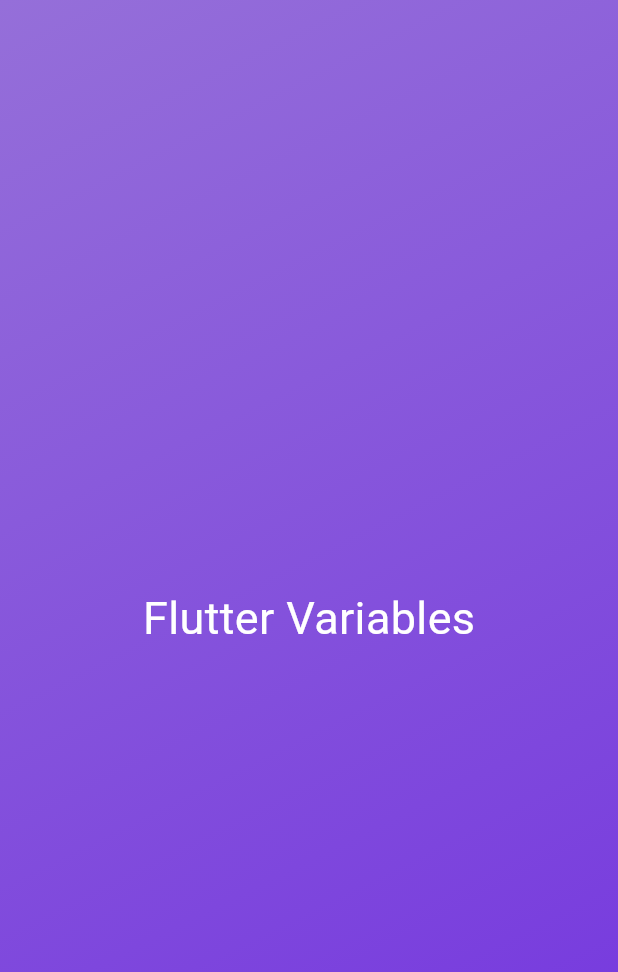
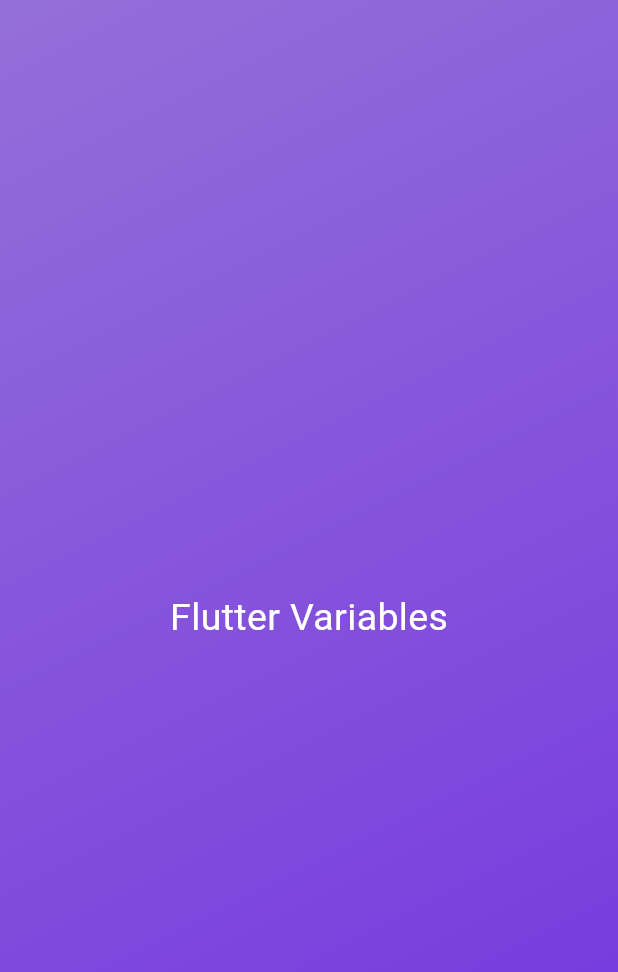
Before and after one commit to lalhming-muana/flutter_variables, a Flutter app: the screen it shows after launch, on a phone screen of 412 x 824 dp. Shown: the top 972 px of the screen. Run offline on Flutter 3.47's test engine with Material 3 defaults, Android fonts, the phone set to English and light mode, and no system bars.

Commit message:
code split into three files

```diff
--- /dev/null
+++ b/lib/gradient_container.dart
@@ -0,0 +1,24 @@
+import 'package:flutter/material.dart';
+import 'package:flutter_variables/styled_text.dart';
+
+class GradientContainer extends StatelessWidget {
+  const GradientContainer({super.key});
+  @override
+  Widget build(BuildContext context) {
+    return Container(
+      decoration: BoxDecoration(
+        gradient: LinearGradient(
+          colors: [
+            const Color.fromARGB(255, 149, 111, 217),
+            const Color.fromARGB(255, 114, 50, 223),
+          ],
+          begin: Alignment.topLeft,
+          end: Alignment.bottomRight,
+        ),
+      ),
+      child: Center(
+        child: StyledText(),
+      ),
+    );
+  }
+}
--- a/lib/main.dart
+++ b/lib/main.dart
@@ -1,30 +1,6 @@
 import 'package:flutter/material.dart';
+import 'package:flutter_variables/gradient_container.dart';
 
 void main() {
-  runApp(MaterialApp(home: Scaffold(body: GradientContainer())));
+  runApp(const MaterialApp(home: Scaffold(body: GradientContainer())));
 }
-
-class GradientContainer extends StatelessWidget {
-  const GradientContainer({super.key});
-  @override
-  Widget build(BuildContext context) {
-    return Container(
-      decoration: BoxDecoration(
-        gradient: LinearGradient(
-          colors: [
-            const Color.fromARGB(255, 149, 111, 217),
-            const Color.fromARGB(255, 114, 50, 223),
-          ],
-          begin: Alignment.topLeft,
-          end: Alignment.bottomRight,
-        ),
-      ),
-      child: Center(
-        child: Text(
-          'Flutter Variables',
-          style: TextStyle(color: Colors.white, fontSize: 30),
-        ),
-      ),
-    );
-  }
-}
--- /dev/null
+++ b/lib/styled_text.dart
@@ -0,0 +1,14 @@
+import 'package:flutter/material.dart';
+
+class StyledText extends StatelessWidget{
+  const StyledText({super.key});
+
+  @override
+  Widget build(BuildContext context) {
+
+   return Text(
+          'Flutter Variables',
+          style: TextStyle(color: Colors.white, fontSize: 25),
+        );
+  }
+}
```
